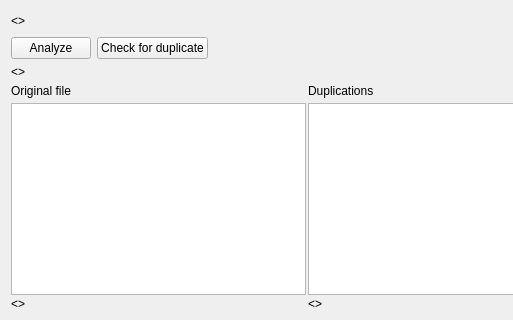
This is src/gui/widgets/py_ui/files_view.ui in OleksanderShevchenko/family_album as Qt 5 draws it before an edit; both pictures show x 0 to 513 and y 0 to 320 of the 614 by 461 pixel window. The edited form follows.
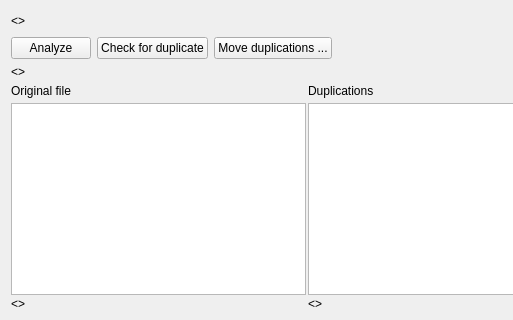
This is the edited form.

Commit message: Add button Move duplications that provide moving duplicated files into separate folder. Rename button name btnCheckDuplications to pbCheckDuplications to keep same style for buttons.

Patch:
```diff
--- a/src/gui/widgets/py_ui/files_view.ui
+++ b/src/gui/widgets/py_ui/files_view.ui
@@ -65,6 +65,13 @@
            </property>
           </widget>
          </item>
+         <item>
+          <widget class="QPushButton" name="pbMove">
+           <property name="text">
+            <string>Move duplications ...</string>
+           </property>
+          </widget>
+         </item>
          <item>
           <spacer name="horizontalSpacer">
            <property name="orientation">
```
Left out of the diff: 2 changed lines with no effect on the pictures.
